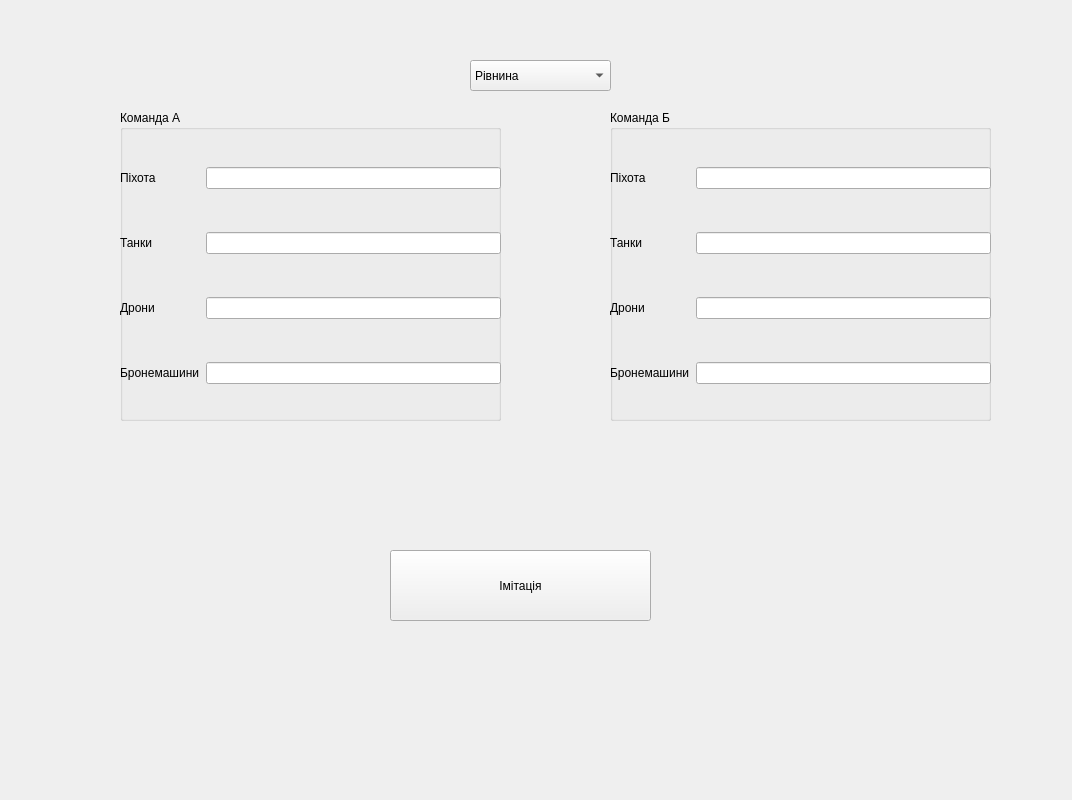
Qt form Military/simulationwin.ui (DmitryBizCode/MilitaryQt) before a commit.
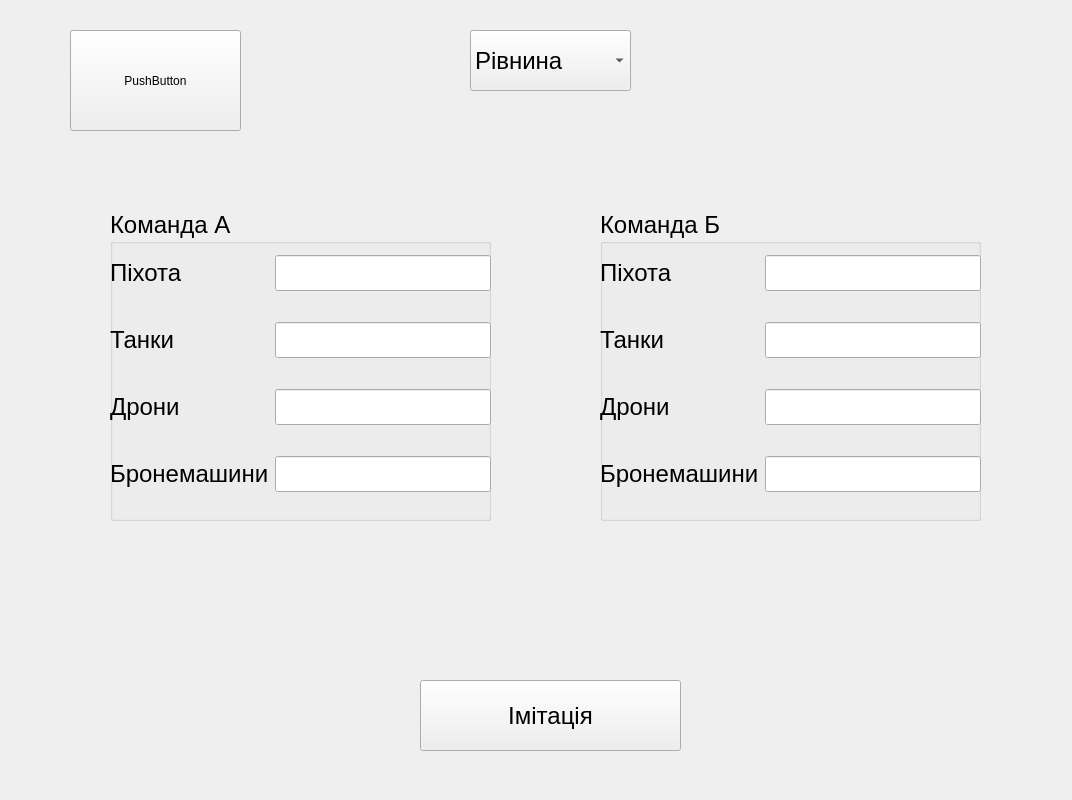
The same form after that commit.

Diff of the .ui file:
```diff
--- a/Military/simulationwin.ui
+++ b/Military/simulationwin.ui
@@ -17,12 +17,17 @@
    <widget class="QGroupBox" name="groupBox">
     <property name="geometry">
      <rect>
-      <x>120</x>
-      <y>110</y>
+      <x>110</x>
+      <y>210</y>
       <width>381</width>
       <height>311</height>
      </rect>
     </property>
+    <property name="font">
+     <font>
+      <pointsize>18</pointsize>
+     </font>
+    </property>
     <property name="title">
      <string>Команда А</string>
     </property>
@@ -35,42 +40,91 @@
        <height>291</height>
       </rect>
      </property>
+     <property name="font">
+      <font>
+       <pointsize>18</pointsize>
+      </font>
+     </property>
      <layout class="QGridLayout" name="gridLayout">
       <item row="1" column="0">
        <widget class="QLabel" name="label_2">
+        <property name="font">
+         <font>
+          <pointsize>18</pointsize>
+         </font>
+        </property>
         <property name="text">
          <string>Танки</string>
         </property>
        </widget>
       </item>
       <item row="3" column="2">
-       <widget class="QLineEdit" name="VechileMy"/>
+       <widget class="QLineEdit" name="VechileMy">
+        <property name="font">
+         <font>
+          <pointsize>18</pointsize>
+         </font>
+        </property>
+       </widget>
       </item>
       <item row="3" column="0">
        <widget class="QLabel" name="label_4">
+        <property name="font">
+         <font>
+          <pointsize>18</pointsize>
+         </font>
+        </property>
         <property name="text">
          <string>Бронемашини</string>
         </property>
        </widget>
       </item>
       <item row="2" column="2">
-       <widget class="QLineEdit" name="DronesMy"/>
+       <widget class="QLineEdit" name="DronesMy">
+        <property name="font">
+         <font>
+          <pointsize>18</pointsize>
+         </font>
+        </property>
+       </widget>
       </item>
       <item row="1" column="2">
-       <widget class="QLineEdit" name="TanksMy"/>
+       <widget class="QLineEdit" name="TanksMy">
+        <property name="font">
+         <font>
+          <pointsize>18</pointsize>
+         </font>
+        </property>
+       </widget>
       </item>
       <item row="2" column="0">
        <widget class="QLabel" name="label_3">
+        <property name="font">
+         <font>
+          <pointsize>18</pointsize>
+         </font>
+        </property>
         <property name="text">
          <string>Дрони</string>
         </property>
        </widget>
       </item>
       <item row="0" column="2">
-       <widget class="QLineEdit" name="ShooterMy"/>
+       <widget class="QLineEdit" name="ShooterMy">
+        <property name="font">
+         <font>
+          <pointsize>18</pointsize>
+         </font>
+        </property>
+       </widget>
       </item>
       <item row="0" column="0">
        <widget class="QLabel" name="label">
+        <property name="font">
+         <font>
+          <pointsize>18</pointsize>
+         </font>
+        </property>
         <property name="text">
          <string>Піхота</string>
         </property>
@@ -82,12 +136,17 @@
    <widget class="QGroupBox" name="groupBox_2">
     <property name="geometry">
      <rect>
-      <x>610</x>
-      <y>110</y>
+      <x>600</x>
+      <y>210</y>
       <width>381</width>
       <height>311</height>
      </rect>
     </property>
+    <property name="font">
+     <font>
+      <pointsize>18</pointsize>
+     </font>
+    </property>
     <property name="title">
      <string>Команда Б</string>
     </property>
@@ -100,12 +159,28 @@
        <height>291</height>
       </rect>
      </property>
+     <property name="font">
+      <font>
+       <pointsize>18</pointsize>
+      </font>
+     </property>
      <layout class="QGridLayout" name="gridLayout_2">
       <item row="0" column="2">
-       <widget class="QLineEdit" name="ShooterOp"/>
+       <widget class="QLineEdit" name="ShooterOp">
+        <property name="font">
+         <font>
+          <pointsize>18</pointsize>
+         </font>
+        </property>
+       </widget>
       </item>
       <item row="0" column="0">
        <widget class="QLabel" name="label_5">
+        <property name="font">
+         <font>
+          <pointsize>18</pointsize>
+         </font>
+        </property>
         <property name="text">
          <string>Піхота</string>
         </property>
@@ -113,6 +188,11 @@
       </item>
       <item row="1" column="0">
        <widget class="QLabel" name="label_6">
+        <property name="font">
+         <font>
+          <pointsize>18</pointsize>
+         </font>
+        </property>
         <property name="text">
          <string>Танки</string>
         </property>
@@ -120,26 +200,54 @@
       </item>
       <item row="3" column="0">
        <widget class="QLabel" name="label_7">
+        <property name="font">
+         <font>
+          <pointsize>18</pointsize>
+         </font>
+        </property>
         <property name="text">
          <string>Бронемашини</string>
         </property>
        </widget>
       </item>
       <item row="2" column="2">
-       <widget class="QLineEdit" name="DronesOp"/>
+       <widget class="QLineEdit" name="DronesOp">
+        <property name="font">
+         <font>
+          <pointsize>18</pointsize>
+         </font>
+        </property>
+       </widget>
       </item>
       <item row="2" column="0">
        <widget class="QLabel" name="label_8">
+        <property name="font">
+         <font>
+          <pointsize>18</pointsize>
+         </font>
+        </property>
         <property name="text">
          <string>Дрони</string>
         </property>
        </widget>
       </item>
       <item row="3" column="2">
-       <widget class="QLineEdit" name="VechileOp"/>
+       <widget class="QLineEdit" name="VechileOp">
+        <property name="font">
+         <font>
+          <pointsize>18</pointsize>
+         </font>
+        </property>
+       </widget>
       </item>
       <item row="1" column="2">
-       <widget class="QLineEdit" name="TanksOp"/>
+       <widget class="QLineEdit" name="TanksOp">
+        <property name="font">
+         <font>
+          <pointsize>18</pointsize>
+         </font>
+        </property>
+       </widget>
       </item>
      </layout>
     </widget>
@@ -147,12 +255,17 @@
    <widget class="QPushButton" name="pushButton">
     <property name="geometry">
      <rect>
-      <x>390</x>
-      <y>550</y>
+      <x>420</x>
+      <y>680</y>
       <width>261</width>
       <height>71</height>
      </rect>
     </property>
+    <property name="font">
+     <font>
+      <pointsize>18</pointsize>
+     </font>
+    </property>
     <property name="text">
      <string>Імітація</string>
     </property>
@@ -161,11 +274,16 @@
     <property name="geometry">
      <rect>
       <x>470</x>
-      <y>60</y>
-      <width>141</width>
-      <height>31</height>
+      <y>30</y>
+      <width>161</width>
+      <height>61</height>
      </rect>
     </property>
+    <property name="font">
+     <font>
+      <pointsize>18</pointsize>
+     </font>
+    </property>
     <item>
      <property name="text">
       <string>Рівнина</string>
@@ -177,6 +295,19 @@
      </property>
     </item>
    </widget>
+   <widget class="QPushButton" name="Return_to_home">
+    <property name="geometry">
+     <rect>
+      <x>70</x>
+      <y>30</y>
+      <width>171</width>
+      <height>101</height>
+     </rect>
+    </property>
+    <property name="text">
+     <string>PushButton</string>
+    </property>
+   </widget>
   </widget>
  </widget>
  <resources/>
```
